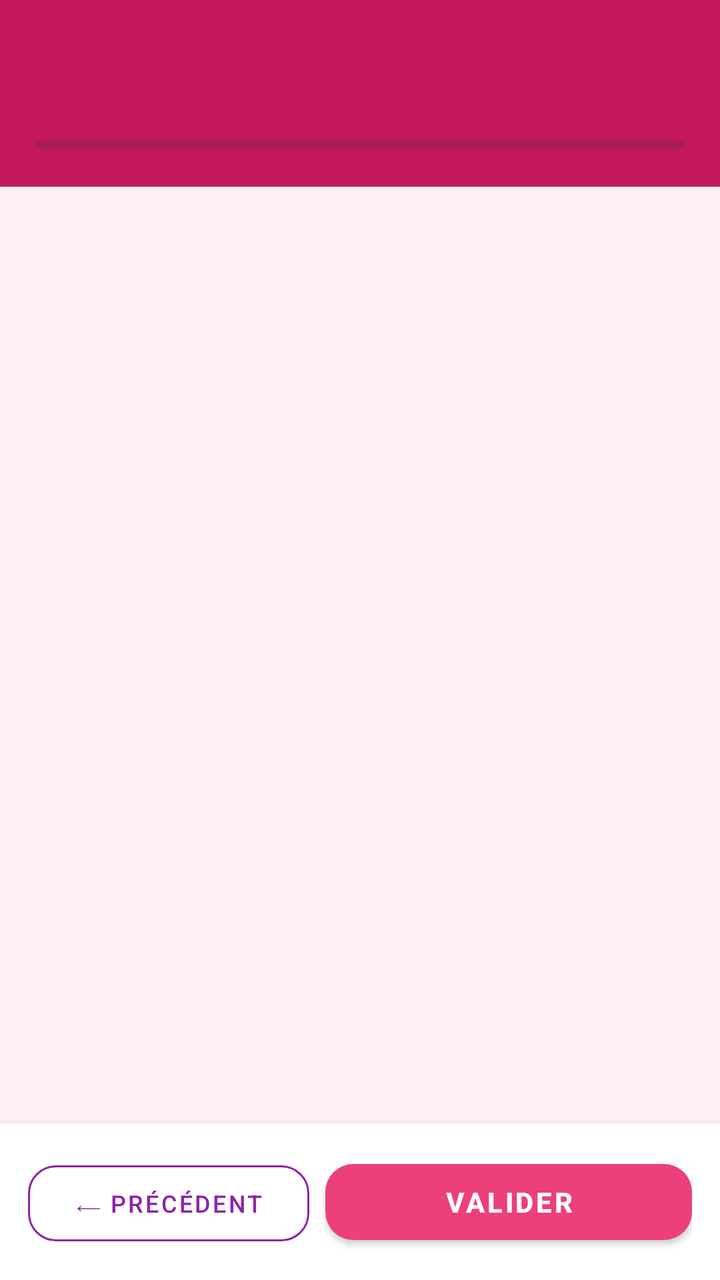
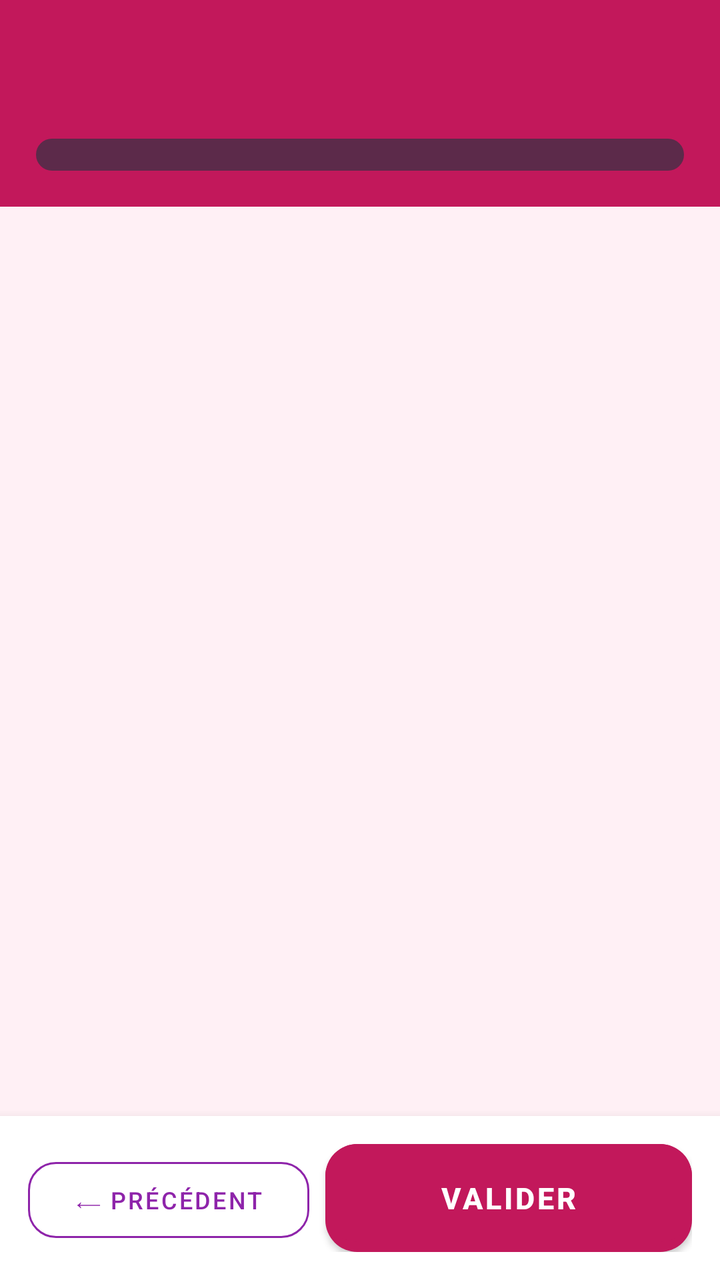

Screens rendered from an Android XML layout before and after an edit, with the pre-edit source and the edit as a unified diff.
<!-- AndroidManifest.xml: application theme Theme.QcmOverlay -->
<!-- res/layout/activity_quiz.xml -->
<?xml version="1.0" encoding="utf-8"?>
<androidx.constraintlayout.widget.ConstraintLayout xmlns:android="http://schemas.android.com/apk/res/android"
    xmlns:app="http://schemas.android.com/apk/res-auto"
    android:layout_width="match_parent"
    android:layout_height="match_parent"
    android:background="@color/qcm_bg">

    
    <LinearLayout
        android:id="@+id/topBar"
        android:layout_width="match_parent"
        android:layout_height="wrap_content"
        android:orientation="vertical"
        android:background="@color/qcm_navy"
        android:padding="18dp"
        app:layout_constraintTop_toTopOf="parent">

        <TextView
            android:id="@+id/tvLessonTitle"
            android:layout_width="match_parent"
            android:layout_height="wrap_content"
            android:textColor="#FFFFFF"
            android:textStyle="bold"
            android:textSize="16sp" />

        <TextView
            android:id="@+id/tvProgress"
            android:layout_width="match_parent"
            android:layout_height="wrap_content"
            android:textColor="#F3D4E8"
            android:textSize="13sp"
            android:layout_marginTop="2dp" />

        <ProgressBar
            android:id="@+id/progressBar"
            style="?android:attr/progressBarStyleHorizontal"
            android:layout_width="match_parent"
            android:layout_height="6dp"
            android:layout_marginTop="10dp"
            android:max="100"
            android:progressTint="#EC407A"
            android:progressBackgroundTint="#5C2A4A" />
    </LinearLayout>

    <ScrollView
        android:layout_width="match_parent"
        android:layout_height="0dp"
        android:fillViewport="true"
        app:layout_constraintTop_toBottomOf="@id/topBar"
        app:layout_constraintBottom_toTopOf="@id/bottomBar">

        <LinearLayout
            android:layout_width="match_parent"
            android:layout_height="wrap_content"
            android:orientation="vertical"
            android:padding="22dp">

            <TextView
                android:id="@+id/tvQuestion"
                android:layout_width="match_parent"
                android:layout_height="wrap_content"
                android:textSize="19sp"
                android:textStyle="bold"
                android:textColor="@color/qcm_navy_light"
                android:layout_marginBottom="20dp" />

            <LinearLayout
                android:id="@+id/optionsContainer"
                android:layout_width="match_parent"
                android:layout_height="wrap_content"
                android:orientation="vertical" />

            <TextView
                android:id="@+id/tvResult"
                android:layout_width="match_parent"
                android:layout_height="wrap_content"
                android:layout_marginTop="14dp"
                android:textStyle="bold"
                android:visibility="gone" />

            
            <TextView
                android:id="@+id/tvCaption"
                android:layout_width="wrap_content"
                android:layout_height="wrap_content"
                android:layout_gravity="center_horizontal"
                android:layout_marginTop="16dp"
                android:background="@drawable/bg_caption_bubble"
                android:padding="10dp"
                android:textSize="13sp"
                android:textStyle="bold"
                android:textColor="#000000"
                android:visibility="gone" />

            <ImageView
                android:id="@+id/ivSticker"
                android:layout_width="190dp"
                android:layout_height="190dp"
                android:layout_gravity="center_horizontal"
                android:layout_marginTop="4dp"
                android:scaleType="fitCenter"
                android:visibility="gone" />
        </LinearLayout>
    </ScrollView>

    
    <LinearLayout
        android:id="@+id/bottomBar"
        android:layout_width="match_parent"
        android:layout_height="wrap_content"
        android:orientation="horizontal"
        android:background="@color/qcm_card"
        android:elevation="8dp"
        android:padding="14dp"
        app:layout_constraintBottom_toBottomOf="parent">

        <Button
            android:id="@+id/btnPrevious"
            style="@style/Widget.MaterialComponents.Button.OutlinedButton"
            android:layout_width="0dp"
            android:layout_height="50dp"
            android:layout_weight="1"
            android:layout_marginEnd="8dp"
            app:cornerRadius="14dp"
            app:strokeColor="@color/qcm_navy_light"
            android:textColor="@color/qcm_navy_light"
            android:textSize="12sp"
            android:text="⟵ Précédent" />

        <Button
            android:id="@+id/btnValidate"
            android:layout_width="0dp"
            android:layout_height="50dp"
            android:layout_weight="1.3"
            app:backgroundTint="@color/qcm_green"
            app:cornerRadius="14dp"
            android:textColor="#FFFFFF"
            android:textStyle="bold"
            android:text="Valider" />

        <Button
            android:id="@+id/btnNext"
            android:layout_width="0dp"
            android:layout_height="50dp"
            android:layout_weight="1"
            android:layout_marginStart="8dp"
            app:backgroundTint="@color/qcm_navy_light"
            app:cornerRadius="14dp"
            android:textColor="#FFFFFF"
            android:textSize="12sp"
            android:visibility="gone"
            android:text="Suivant ⟶" />
    </LinearLayout>

</androidx.constraintlayout.widget.ConstraintLayout>
<!-- resources referenced by this layout -->
<resources>
  <color name="qcm_bg">#FFF0F5</color>
  <color name="qcm_card">#FFFFFF</color>
  <color name="qcm_green">#EC407A</color>
  <color name="qcm_navy">#C2185B</color>
  <color name="qcm_navy_light">#8E24AA</color>
  <!-- drawable bg_caption_bubble (drawable) -->
  <?xml version="1.0" encoding="utf-8"?>
  <shape xmlns:android="http://schemas.android.com/apk/res/android">
      <solid android:color="#FCE4EC" />
      <corners android:radius="14dp" />
      <stroke android:width="1dp" android:color="#F48FB1" />
  </shape>
  <style name="Theme.QcmOverlay" parent="Theme.MaterialComponents.Light.NoActionBar">
          <item name="colorPrimary">@color/qcm_navy</item>
          <item name="colorPrimaryDark">@color/qcm_navy</item>
          <item name="colorSecondary">@color/qcm_accent</item>
          <item name="colorAccent">@color/qcm_accent</item>
          <item name="android:statusBarColor">@color/qcm_navy</item>
          <item name="android:windowLightStatusBar">false</item>
      </style>
  <color name="qcm_accent">#BA68C8</color>
</resources>

<!-- the commit's change to res/layout/activity_quiz.xml (unified diff, before → after) -->
@@ -31,15 +31,21 @@
             android:textSize="13sp"
             android:layout_marginTop="2dp" />
 
-        <ProgressBar
-            android:id="@+id/progressBar"
-            style="?android:attr/progressBarStyleHorizontal"
+        <FrameLayout
             android:layout_width="match_parent"
-            android:layout_height="6dp"
+            android:layout_height="wrap_content"
             android:layout_marginTop="10dp"
-            android:max="100"
-            android:progressTint="#EC407A"
-            android:progressBackgroundTint="#5C2A4A" />
+            android:background="@drawable/bg_progress_track"
+            android:padding="3dp">
+
+            <ProgressBar
+                android:id="@+id/progressBar"
+                style="?android:attr/progressBarStyleHorizontal"
+                android:layout_width="match_parent"
+                android:layout_height="10dp"
+                android:max="100"
+                android:progressDrawable="@drawable/bg_progress_fill" />
+        </FrameLayout>
     </LinearLayout>
 
     <ScrollView
@@ -130,23 +136,23 @@
         <Button
             android:id="@+id/btnValidate"
             android:layout_width="0dp"
-            android:layout_height="50dp"
+            android:layout_height="54dp"
             android:layout_weight="1.3"
-            app:backgroundTint="@color/qcm_green"
-            app:cornerRadius="14dp"
+            android:background="@drawable/bg_button_3d_pink"
             android:textColor="#FFFFFF"
             android:textStyle="bold"
+            android:textSize="15sp"
             android:text="Valider" />
 
         <Button
             android:id="@+id/btnNext"
             android:layout_width="0dp"
-            android:layout_height="50dp"
+            android:layout_height="54dp"
             android:layout_weight="1"
             android:layout_marginStart="8dp"
-            app:backgroundTint="@color/qcm_navy_light"
-            app:cornerRadius="14dp"
+            android:background="@drawable/bg_button_3d_navy"
             android:textColor="#FFFFFF"
+            android:textStyle="bold"
             android:textSize="12sp"
             android:visibility="gone"
             android:text="Suivant ⟶" />
<!-- resource entries referenced after the edit -->
@@ -2,15 +2,64 @@
 <resources>
   <color name="qcm_bg">#FFF0F5</color>
   <color name="qcm_card">#FFFFFF</color>
-  <color name="qcm_green">#EC407A</color>
   <color name="qcm_navy">#C2185B</color>
   <color name="qcm_navy_light">#8E24AA</color>
+  <!-- drawable bg_button_3d_navy (drawable) -->
+  <?xml version="1.0" encoding="utf-8"?>
+  <layer-list xmlns:android="http://schemas.android.com/apk/res/android">
+      <item>
+          <shape>
+              <solid android:color="#5C1470" />
+              <corners android:radius="16dp" />
+          </shape>
+      </item>
+      <item android:bottom="5dp">
+          <shape>
+              <solid android:color="#8E24AA" />
+              <corners android:radius="16dp" />
+          </shape>
+      </item>
+  </layer-list>
+  <!-- drawable bg_button_3d_pink (drawable) -->
+  <?xml version="1.0" encoding="utf-8"?>
+  <layer-list xmlns:android="http://schemas.android.com/apk/res/android">
+      <item>
+          <shape>
+              <solid android:color="#AD1457" />
+              <corners android:radius="16dp" />
+          </shape>
+      </item>
+      <item android:bottom="5dp">
+          <shape>
+              <solid android:color="#EC407A" />
+              <corners android:radius="16dp" />
+          </shape>
+      </item>
+  </layer-list>
   <!-- drawable bg_caption_bubble (drawable) -->
   <?xml version="1.0" encoding="utf-8"?>
   <shape xmlns:android="http://schemas.android.com/apk/res/android">
       <solid android:color="#FCE4EC" />
       <corners android:radius="14dp" />
       <stroke android:width="1dp" android:color="#F48FB1" />
+  </shape>
+  <!-- drawable bg_progress_fill (drawable) -->
+  <?xml version="1.0" encoding="utf-8"?>
+  <layer-list xmlns:android="http://schemas.android.com/apk/res/android">
+      <item android:id="@android:id/progress">
+          <clip>
+              <shape>
+                  <solid android:color="#FCE4EC" />
+                  <corners android:radius="8dp" />
+              </shape>
+          </clip>
+      </item>
+  </layer-list>
+  <!-- drawable bg_progress_track (drawable) -->
+  <?xml version="1.0" encoding="utf-8"?>
+  <shape xmlns:android="http://schemas.android.com/apk/res/android">
+      <solid android:color="#5C2A4A" />
+      <corners android:radius="10dp" />
   </shape>
   <style name="Theme.QcmOverlay" parent="Theme.MaterialComponents.Light.NoActionBar">
           <item name="colorPrimary">@color/qcm_navy</item>
